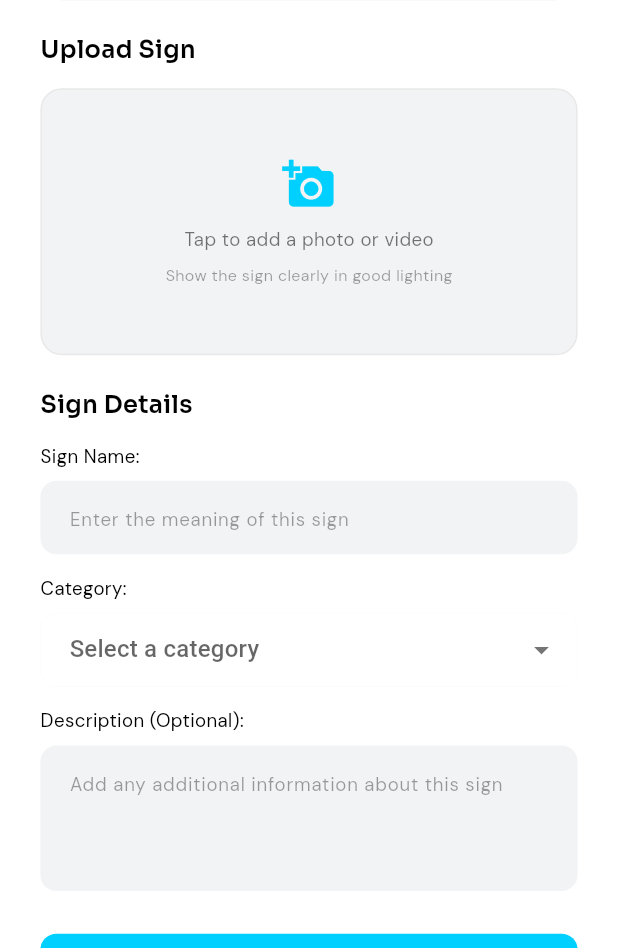
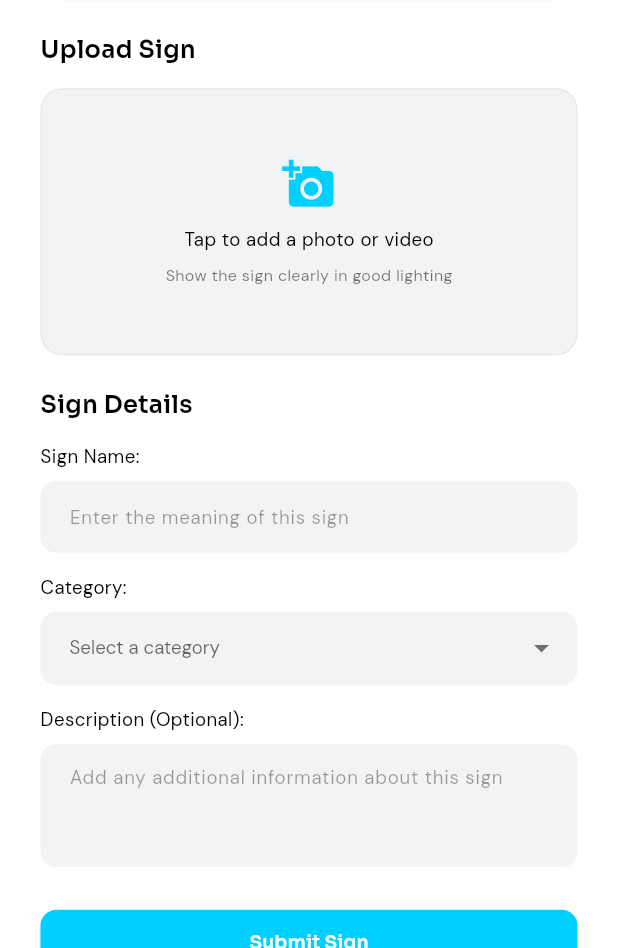
Before and after one commit to Mohammed-Kanbari/EazyTalk, a Flutter app: the HelpUsPage screen opened directly, on a phone screen of 412 x 824 dp, the part 288-1236 px from its top. Run offline on Flutter 3.47's test engine with Material 3 defaults, Android fonts, the phone set to English and light mode, and no system bars; our stand-ins replace cached_network_image, cloud_firestore, connectivity_plus, firebase_auth, firebase_core, flutter_screenutil and 8 more; accounts and stored records are empty.

Commit message:
continue applying dark theme

```diff
--- a/lib/Screens/secondary_screens/profile_pages/help_us.dart
+++ b/lib/Screens/secondary_screens/profile_pages/help_us.dart
@@ -155,9 +155,14 @@ class _HelpUsPageState extends State<HelpUsPage> {
 
   // Show thank you dialog after successful submission
   void _showThankYouDialog() {
+    final isDarkMode = Theme.of(context).brightness == Brightness.dark;
+    final textColor = AppColors.getTextPrimaryColor(context);
+    final secondaryTextColor = isDarkMode ? Colors.grey[300] : Colors.black87;
+
     showDialog(
       context: context,
       builder: (context) => AlertDialog(
+        backgroundColor: AppColors.getSurfaceColor(context),
         shape: RoundedRectangleBorder(
           borderRadius: BorderRadius.circular(16.r),
         ),
@@ -185,6 +190,7 @@ class _HelpUsPageState extends State<HelpUsPage> {
                 fontFamily: 'Sora',
                 fontSize: 20.sp,
                 fontWeight: FontWeight.w600,
+                color: textColor,
               ),
             ),
             SizedBox(height: 16.h),
@@ -194,7 +200,7 @@ class _HelpUsPageState extends State<HelpUsPage> {
               style: TextStyle(
                 fontFamily: 'DM Sans',
                 fontSize: 14.sp,
-                color: Colors.black87,
+                color: secondaryTextColor,
               ),
             ),
             SizedBox(height: 20.h),
@@ -225,8 +231,10 @@ class _HelpUsPageState extends State<HelpUsPage> {
 
   @override
   Widget build(BuildContext context) {
+    final isDarkMode = Theme.of(context).brightness == Brightness.dark;
+
     return Scaffold(
-      backgroundColor: Colors.white,
+      backgroundColor: AppColors.getBackgroundColor(context),
       body: SafeArea(
         child: GestureDetector(
           onTap: () => FocusScope.of(context).unfocus(),
@@ -265,6 +273,9 @@ class _HelpUsPageState extends State<HelpUsPage> {
 
   // Build main form content
   Widget _buildFormContent() {
+    final isDarkMode = Theme.of(context).brightness == Brightness.dark;
+    final textColor = AppColors.getTextPrimaryColor(context);
+
     return SingleChildScrollView(
       padding: EdgeInsets.symmetric(horizontal: 28.w),
       child: Form(
@@ -288,6 +299,7 @@ class _HelpUsPageState extends State<HelpUsPage> {
                 fontFamily: 'Sora',
                 fontSize: 18.sp,
                 fontWeight: FontWeight.w600,
+                color: textColor,
               ),
             ),
             SizedBox(height: 16.h),
@@ -299,6 +311,7 @@ class _HelpUsPageState extends State<HelpUsPage> {
               videoController: _videoController,
               isVideoInitialized: _isVideoInitialized,
               onTap: _showMediaPickerOptions,
+              isDarkMode: isDarkMode,
             ),
 
             // Media action buttons (change/remove)
@@ -314,6 +327,7 @@ class _HelpUsPageState extends State<HelpUsPage> {
                 fontFamily: 'Sora',
                 fontSize: 18.sp,
                 fontWeight: FontWeight.w600,
+                color: textColor,
               ),
             ),
             SizedBox(height: 16.h),
@@ -321,7 +335,7 @@ class _HelpUsPageState extends State<HelpUsPage> {
             // Sign name field
             FormFieldContainer(
               label: 'Sign Name:',
-              child: _buildSignNameField(),
+              child: _buildSignNameField(isDarkMode),
             ),
 
             SizedBox(height: 16.h),
@@ -329,7 +343,7 @@ class _HelpUsPageState extends State<HelpUsPage> {
             // Category dropdown
             FormFieldContainer(
               label: 'Category:',
-              child: _buildCategoryDropdown(),
+              child: _buildCategoryDropdown(isDarkMode),
             ),
 
             SizedBox(height: 16.h),
@@ -337,7 +351,7 @@ class _HelpUsPageState extends State<HelpUsPage> {
             // Description field
             FormFieldContainer(
               label: 'Description (Optional):',
-              child: _buildDescriptionField(),
+              child: _buildDescriptionField(isDarkMode),
             ),
 
             SizedBox(height: 32.h),
@@ -366,6 +380,8 @@ class _HelpUsPageState extends State<HelpUsPage> {
 
   // Build media action buttons (change/remove)
   Widget _buildMediaActionButtons() {
+    final textColor = AppColors.getTextPrimaryColor(context);
+
     return Padding(
       padding: EdgeInsets.only(top: 8.h),
       child: Row(
@@ -431,18 +447,27 @@ class _HelpUsPageState extends State<HelpUsPage> {
   }
 
   // Build sign name field
-  Widget _buildSignNameField() {
+  Widget _buildSignNameField(bool isDarkMode) {
+    final textColor = AppColors.getTextPrimaryColor(context);
+    final backgroundColor = isDarkMode ? const Color(0xFF2A2A2A) : AppColors.backgroundGrey;
+    final hintColor = isDarkMode ? Colors.grey[600] : Colors.black38;
+
     return TextFormField(
       controller: _signNameController,
+      style: TextStyle(
+        fontFamily: 'DM Sans',
+        fontSize: 14.sp,
+        color: textColor,
+      ),
       decoration: InputDecoration(
         hintText: 'Enter the meaning of this sign',
         hintStyle: TextStyle(
           fontFamily: 'DM Sans',
           fontSize: 14.sp,
-          color: Colors.black38,
+          color: hintColor,
         ),
         filled: true,
-        fillColor: AppColors.backgroundGrey,
+        fillColor: backgroundColor,
         contentPadding: EdgeInsets.symmetric(
           horizontal: 16.w,
           vertical: 14.h,
@@ -462,29 +487,49 @@ class _HelpUsPageState extends State<HelpUsPage> {
   }
 
 // Build category dropdown
- Widget _buildCategoryDropdown() {
-   return Container(
-     decoration: BoxDecoration(
-       color: AppColors.backgroundGrey,
-       borderRadius: BorderRadius.circular(12.r),
-     ),
-     child: DropdownButtonFormField<String>(
+Widget _buildCategoryDropdown(bool isDarkMode) {
+  final textColor = AppColors.getTextPrimaryColor(context);
+  final backgroundColor = isDarkMode ? const Color(0xFF2A2A2A) : AppColors.backgroundGrey;
+  final hintColor = isDarkMode ? Colors.grey[600] : Colors.black38;
+  final dropdownIconColor = isDarkMode ? Colors.grey[400] : Colors.black54;
+
+  return DropdownButtonFormField<String>(
     value: _selectedCategory,
+    dropdownColor: AppColors.getSurfaceColor(context),
     decoration: InputDecoration(
       contentPadding: EdgeInsets.symmetric(
         horizontal: 16.w,
         vertical: 14.h,
       ),
+      filled: true,
+      fillColor: backgroundColor,
       border: OutlineInputBorder(
         borderRadius: BorderRadius.circular(12.r),
         borderSide: BorderSide.none,
+      ),
+      enabledBorder: OutlineInputBorder(
+        borderRadius: BorderRadius.circular(12.r),
+        borderSide: BorderSide.none,
+      ),
+      focusedBorder: OutlineInputBorder(
+        borderRadius: BorderRadius.circular(12.r),
+        borderSide: BorderSide(color: AppColors.primary, width: 1),
+      ),
+      errorBorder: OutlineInputBorder(
+        borderRadius: BorderRadius.circular(12.r),
+        borderSide: BorderSide(color: Colors.red, width: 1),
       ),
       hintText: 'Select a category',
       hintStyle: TextStyle(
         fontFamily: 'DM Sans',
         fontSize: 14.sp,
-           color: Colors.black38,
+        color: hintColor,
       ),
+    ),
+    style: TextStyle(
+      fontFamily: 'DM Sans',
+      fontSize: 14.sp,
+      color: textColor,
     ),
     items: _categories.map((category) {
       return DropdownMenuItem<String>(
@@ -494,6 +539,7 @@ class _HelpUsPageState extends State<HelpUsPage> {
           style: TextStyle(
             fontFamily: 'DM Sans',
             fontSize: 14.sp,
+            color: textColor,
           ),
         ),
       );
@@ -511,27 +557,34 @@ class _HelpUsPageState extends State<HelpUsPage> {
     },
     icon: Icon(
       Icons.arrow_drop_down,
-         color: Colors.black54,
-       ),
-       dropdownColor: Colors.white,
+      color: dropdownIconColor,
     ),
   );
 }
 
  // Build description field
- Widget _buildDescriptionField() {
+ Widget _buildDescriptionField(bool isDarkMode) {
+   final textColor = AppColors.getTextPrimaryColor(context);
+   final backgroundColor = isDarkMode ? const Color(0xFF2A2A2A) : AppColors.backgroundGrey;
+   final hintColor = isDarkMode ? Colors.grey[600] : Colors.black38;
+
    return TextFormField(
      controller: _descriptionController,
      maxLines: 3,
+     style: TextStyle(
+       fontFamily: 'DM Sans',
+       fontSize: 14.sp,
+       color: textColor,
+     ),
      decoration: InputDecoration(
        hintText: 'Add any additional information about this sign',
        hintStyle: TextStyle(
          fontFamily: 'DM Sans',
          fontSize: 14.sp,
-         color: Colors.black38,
+         color: hintColor,
        ),
        filled: true,
-       fillColor: AppColors.backgroundGrey,
+       fillColor: backgroundColor,
        contentPadding: EdgeInsets.symmetric(
          horizontal: 16.w,
          vertical: 14.h,
--- a/lib/widgets/buttons/gradient_fab.dart
+++ b/lib/widgets/buttons/gradient_fab.dart
@@ -14,7 +14,7 @@ class GradientFloatingActionButton extends StatelessWidget {
     required this.child,
     required this.onPressed,
     this.gradientColors = const [Color(0xFF00D0FF), Color(0xFF0088FF)],
-    this.darkgradientColors = const [Color(0xFF0A3A42), Color(0xFF003F7F)],
+    this.darkgradientColors = const [Color(0xFF007ACC), Color(0xFF003F7F)],
   }) : super(key: key);
 
   @override
--- a/lib/widgets/buttons/primary_button.dart
+++ b/lib/widgets/buttons/primary_button.dart
@@ -25,6 +25,7 @@ class PrimaryButton extends StatelessWidget {
 
   @override
   Widget build(BuildContext context) {
+
     return Container(
       height: height.h,
       width: width ?? double.infinity,
--- a/lib/widgets/common/info_card.dart
+++ b/lib/widgets/common/info_card.dart
@@ -21,6 +21,8 @@ class InfoCard extends StatelessWidget {
 
   @override
   Widget build(BuildContext context) {
+        final isDarkMode = Theme.of(context).brightness == Brightness.dark;
+
     return Container(
       padding: EdgeInsets.all(16.r),
       decoration: BoxDecoration(
@@ -48,6 +50,7 @@ class InfoCard extends StatelessWidget {
                     fontFamily: 'Sora',
                     fontSize: 16.sp,
                     fontWeight: FontWeight.w600,
+                    color: Colors.black,
                   ),
                 ),
               ],
--- a/lib/widgets/media/media_preview.dart
+++ b/lib/widgets/media/media_preview.dart
@@ -10,6 +10,7 @@ class MediaPreview extends StatelessWidget {
   final VideoPlayerController? videoController;
   final bool isVideoInitialized;
   final VoidCallback onTap;
+  final bool isDarkMode;
 
   const MediaPreview({
     Key? key,
@@ -18,30 +19,48 @@ class MediaPreview extends StatelessWidget {
     this.videoController,
     this.isVideoInitialized = false,
     required this.onTap,
+    required this.isDarkMode,
   }) : super(key: key);
 
   @override
   Widget build(BuildContext context) {
+    final backgroundColor = isDarkMode
+        ? const Color(0xFF2A2A2A)
+        : AppColors.backgroundGrey;
+
+    final borderColor = isDarkMode
+        ? const Color(0xFF3A3A3A)
+        : const Color(0xFFE8E8E8);
+
+    final textColor = AppColors.getTextPrimaryColor(context);
+    final hintColor = isDarkMode
+        ? Colors.grey[500]
+        : Colors.black54;
+
+    final iconColor = isDarkMode
+        ? AppColors.primary
+        : AppColors.primary;
+
     return GestureDetector(
       onTap: onTap,
       child: Container(
         width: double.infinity,
         height: 200.h,
         decoration: BoxDecoration(
-          color: AppColors.backgroundGrey,
+          color: backgroundColor,
           borderRadius: BorderRadius.circular(16.r),
           border: Border.all(
-            color: const Color(0xFFE8E8E8),
+            color: borderColor,
           ),
         ),
-        child: _buildPreviewContent(),
+        child: _buildPreviewContent(textColor, hintColor, iconColor),
       ),
     );
   }
 
-  Widget _buildPreviewContent() {
+  Widget _buildPreviewContent(Color textColor, Color? hintColor, Color iconColor) {
     if (mediaFile == null) {
-      return _buildPlaceholder();
+      return _buildPlaceholder(textColor, hintColor, iconColor);
     } else {
       return ClipRRect(
         borderRadius: BorderRadius.circular(16.r),
@@ -57,13 +76,13 @@ class MediaPreview extends StatelessWidget {
     }
   }
 
-  Widget _buildPlaceholder() {
+  Widget _buildPlaceholder(Color textColor, Color? hintColor, Color iconColor) {
     return Column(
       mainAxisAlignment: MainAxisAlignment.center,
       children: [
         Icon(
           Icons.add_a_photo,
-          color: AppColors.primary,
+          color: iconColor,
           size: 40.sp,
         ),
         SizedBox(height: 12.h),
@@ -72,7 +91,7 @@ class MediaPreview extends StatelessWidget {
           style: TextStyle(
             fontFamily: 'DM Sans',
             fontSize: 14.sp,
-            color: Colors.black54,
+            color: textColor,
           ),
         ),
         SizedBox(height: 8.h),
@@ -81,7 +100,7 @@ class MediaPreview extends StatelessWidget {
           style: TextStyle(
             fontFamily: 'DM Sans',
             fontSize: 12.sp,
-            color: Colors.black38,
+            color: hintColor,
           ),
         ),
       ],
```
Lines whose indentation alone changed are shown as unchanged.
